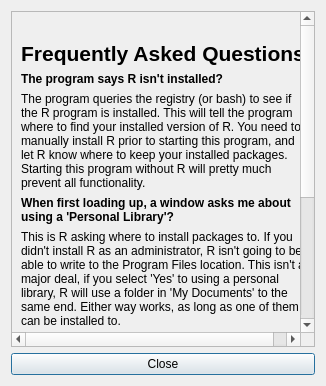
Above: aboutdialog.ui from miyamot0/DemandCalculatorQT before the change. Below: the same form after it.
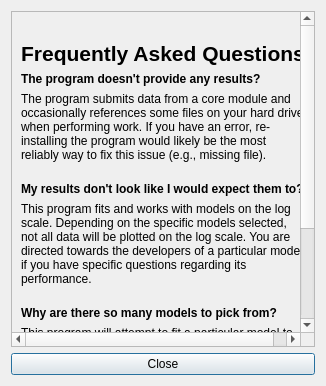
That is the form after the change. Icons and pictures are not drawn.

```diff
--- a/aboutdialog.ui
+++ b/aboutdialog.ui
@@ -6,8 +6,8 @@
    <rect>
     <x>0</x>
     <y>0</y>
-    <width>454</width>
-    <height>474</height>
+    <width>389</width>
+    <height>631</height>
    </rect>
   </property>
   <property name="windowTitle">
@@ -28,14 +28,14 @@
      <widget class="QWidget" name="scrollAreaWidgetContents">
       <property name="geometry">
        <rect>
-        <x>44</x>
+        <x>0</x>
         <y>0</y>
-        <width>328</width>
-        <height>809</height>
+        <width>369</width>
+        <height>582</height>
        </rect>
       </property>
       <property name="sizePolicy">
-       <sizepolicy hsizetype="Maximum" vsizetype="Preferred">
+       <sizepolicy hsizetype="Preferred" vsizetype="Preferred">
         <horstretch>0</horstretch>
         <verstretch>0</verstretch>
        </sizepolicy>
@@ -104,7 +104,7 @@
           </sizepolicy>
          </property>
          <property name="text">
-          <string>&lt;html&gt;&lt;head/&gt;&lt;body&gt;&lt;p&gt;&lt;span style=&quot; font-weight:600;&quot;&gt;The program says R isn't installed?&lt;/span&gt;&lt;/p&gt;&lt;/body&gt;&lt;/html&gt;</string>
+          <string>&lt;html&gt;&lt;head/&gt;&lt;body&gt;&lt;p&gt;&lt;span style=&quot; font-weight:600;&quot;&gt;The program doesn't provide any results?&lt;/span&gt;&lt;/p&gt;&lt;/body&gt;&lt;/html&gt;</string>
          </property>
          <property name="wordWrap">
           <bool>true</bool>
@@ -114,27 +114,7 @@
        <item>
         <widget class="QLabel" name="label_2">
          <property name="text">
-          <string>&lt;html&gt;&lt;head/&gt;&lt;body&gt;&lt;p&gt;The program queries the registry (or bash) to see if the R program is installed. This will tell the program where to find your installed version of R. You need to manually install R prior to starting this program, and let R know where to keep your installed packages. Starting this program without R will pretty much prevent all functionality.&lt;/p&gt;&lt;/body&gt;&lt;/html&gt;</string>
-         </property>
-         <property name="wordWrap">
-          <bool>true</bool>
-         </property>
-        </widget>
-       </item>
-       <item>
-        <widget class="QLabel" name="label_4">
-         <property name="text">
-          <string>&lt;html&gt;&lt;head/&gt;&lt;body&gt;&lt;p&gt;&lt;span style=&quot; font-weight:600;&quot;&gt;When first loading up, a window asks me about using a 'Personal Library'?&lt;/span&gt;&lt;/p&gt;&lt;/body&gt;&lt;/html&gt;</string>
-         </property>
-         <property name="wordWrap">
-          <bool>true</bool>
-         </property>
-        </widget>
-       </item>
-       <item>
-        <widget class="QLabel" name="label_5">
-         <property name="text">
-          <string>&lt;html&gt;&lt;head/&gt;&lt;body&gt;&lt;p&gt;This is R asking where to install packages to.  If you didn't install R as an administrator, R isn't going to be able to write to the Program Files location. This isn't a major deal, if you select 'Yes' to using a personal library, R will use a folder in 'My Documents' to the same end.  Either way works, as long as one of them can be installed to.&lt;/p&gt;&lt;/body&gt;&lt;/html&gt;</string>
+          <string>&lt;html&gt;&lt;head/&gt;&lt;body&gt;&lt;p&gt;The program submits data from a core module and occasionally references some files on your hard drive when performing work. If you have an error, re-installing the program would likely be the most reliably way to fix this issue (e.g., missing file).&lt;br/&gt;&lt;/p&gt;&lt;/body&gt;&lt;/html&gt;</string>
          </property>
          <property name="wordWrap">
           <bool>true</bool>
@@ -144,7 +124,7 @@
        <item>
         <widget class="QLabel" name="label_6">
          <property name="text">
-          <string>&lt;html&gt;&lt;head/&gt;&lt;body&gt;&lt;p&gt;&lt;span style=&quot; font-weight:600;&quot;&gt;Items on the startup window are still colored red?&lt;/span&gt;&lt;/p&gt;&lt;/body&gt;&lt;/html&gt;</string>
+          <string>&lt;html&gt;&lt;head/&gt;&lt;body&gt;&lt;p&gt;&lt;span style=&quot; font-weight:600;&quot;&gt;My results don't look like I would expect them to?&lt;/span&gt;&lt;/p&gt;&lt;/body&gt;&lt;/html&gt;</string>
          </property>
          <property name="wordWrap">
           <bool>true</bool>
@@ -154,7 +134,7 @@
        <item>
         <widget class="QLabel" name="label_7">
          <property name="text">
-          <string>&lt;html&gt;&lt;head/&gt;&lt;body&gt;&lt;p&gt;The program will talk to R to check that it has the packages it needs to run. The DMS will install these packages at the outset, so that future use will not need the internet for anything except to update.&lt;/p&gt;&lt;/body&gt;&lt;/html&gt;</string>
+          <string>&lt;html&gt;&lt;head/&gt;&lt;body&gt;&lt;p&gt;This program fits and works with models on the log scale. Depending on the specific models selected, not all data will be plotted on the log scale. You are directed towards the developers of a particular model if you have specific questions regarding its performance.&lt;br/&gt;&lt;/p&gt;&lt;/body&gt;&lt;/html&gt;</string>
          </property>
          <property name="wordWrap">
           <bool>true</bool>
@@ -164,7 +144,7 @@
        <item>
         <widget class="QLabel" name="label_8">
          <property name="text">
-          <string>&lt;html&gt;&lt;head/&gt;&lt;body&gt;&lt;p&gt;&lt;span style=&quot; font-weight:600;&quot;&gt;I get an error in the output?&lt;/span&gt;&lt;/p&gt;&lt;/body&gt;&lt;/html&gt;</string>
+          <string>&lt;html&gt;&lt;head/&gt;&lt;body&gt;&lt;p&gt;&lt;span style=&quot; font-weight:600;&quot;&gt;Why are there so many models to pick from?&lt;/span&gt;&lt;/p&gt;&lt;/body&gt;&lt;/html&gt;</string>
          </property>
          <property name="wordWrap">
           <bool>true</bool>
@@ -174,13 +154,26 @@
        <item>
         <widget class="QLabel" name="label_9">
          <property name="text">
-          <string>&lt;html&gt;&lt;head/&gt;&lt;body&gt;&lt;p&gt;The DCA operates in a general fashion with R. There are literally hundreds of R versions out there and depending your particular version, there may be variability in how it behaves. Generally, you should attempt to re-start the program so that it has a chance to fetch the needed packages. If this doesn't help, email shawn(dot)gilroy(at)temple(dot)edu your specific log.&lt;/p&gt;&lt;/body&gt;&lt;/html&gt;</string>
+          <string>&lt;html&gt;&lt;head/&gt;&lt;body&gt;&lt;p&gt;This program will attempt to fit a particular model to the data. This is done so purely at your discretion, we make not guarantee of fitness or suitability for any of the models used in this program. It is recommended that you fit multiple models before settling on any particular model for your data.&lt;br/&gt;&lt;/p&gt;&lt;/body&gt;&lt;/html&gt;</string>
          </property>
          <property name="wordWrap">
           <bool>true</bool>
          </property>
         </widget>
        </item>
+       <item>
+        <spacer name="verticalSpacer">
+         <property name="orientation">
+          <enum>Qt::Vertical</enum>
+         </property>
+         <property name="sizeHint" stdset="0">
+          <size>
+           <width>20</width>
+           <height>40</height>
+          </size>
+         </property>
+        </spacer>
+       </item>
       </layout>
      </widget>
     </widget>
```
